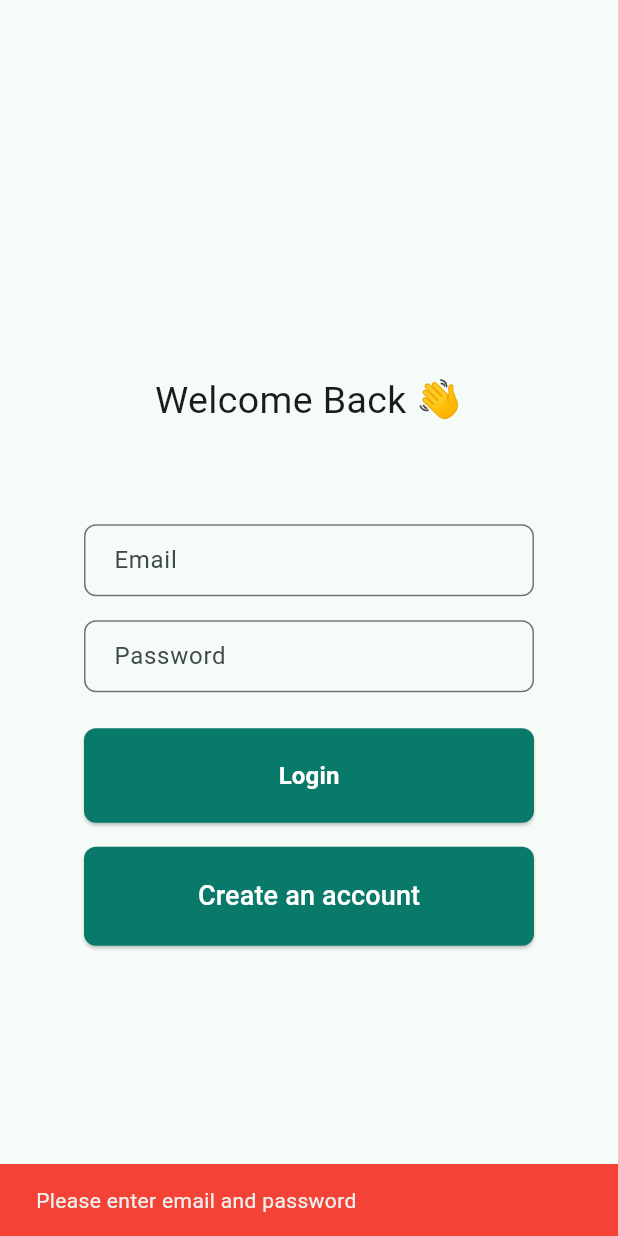
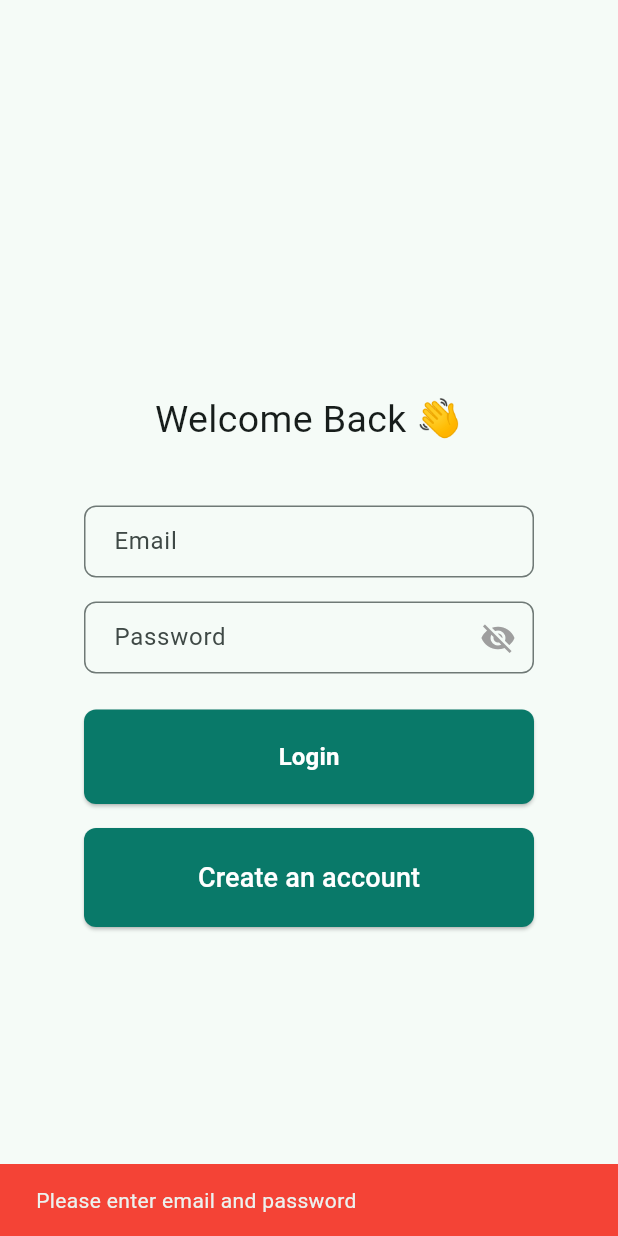
Before and after one commit to MohamedOsmanX/Ecommerce-mobile-App, a Flutter app: the screen it shows after launch, after a tap on "Login", on a phone screen of 412 x 824 dp. Run offline on Flutter 3.47's test engine with Material 3 defaults, Android fonts, the phone set to English and light mode, and no system bars; our stand-ins replace equatable, flutter_bloc, infinite_scroll_pagination, jwt_decoder; network calls fail.

Commit message:
added create product for specific roles and fixed bugs

```diff
--- a/lib/auth/screens/login.dart
+++ b/lib/auth/screens/login.dart
@@ -4,17 +4,24 @@ import '../bloC/auth_bloc.dart';
 import '../bloC/auth_event.dart';
 import '../bloC/auth_state.dart';
 
-class LoginScreen extends StatelessWidget {
+class LoginScreen extends StatefulWidget {
+  LoginScreen({super.key});
+
+  @override
+  State<LoginScreen> createState() => _LoginScreenState();
+}
+
+class _LoginScreenState extends State<LoginScreen> {
   final _emailController = TextEditingController();
   final _passwordController = TextEditingController();
-
-  LoginScreen({super.key});
+  bool _obscurePassword = true;
 
   @override
   Widget build(BuildContext context) {
     return WillPopScope(
       onWillPop: () async => false,
       child: Scaffold(
+        resizeToAvoidBottomInset: true,
         appBar: AppBar(automaticallyImplyLeading: false),
         body: BlocConsumer<AuthBloc, AuthState>(
           listener: (context, state) {
@@ -31,13 +38,19 @@ class LoginScreen extends StatelessWidget {
           },
           builder: (context, state) {
             return Center(
+              child: SingleChildScrollView(
                 child: Padding(
-                padding: const EdgeInsets.all(16.0),
+                  padding: EdgeInsets.fromLTRB(
+                    16.0,
+                    16.0,
+                    16.0,
+                    MediaQuery.of(context).viewInsets.bottom + 16.0,
+                  ),
                   child: Column(
                     mainAxisAlignment: MainAxisAlignment.center,
                     children: [
                       SizedBox(
-                      height: 100,
+                        height: 75,
                         child: Text(
                           'Welcome Back 👋',
                           style: TextStyle(fontSize: 25),
@@ -74,8 +87,22 @@ class LoginScreen extends StatelessWidget {
                               horizontal: 16,
                               vertical: 12,
                             ),
+                            // Add suffix icon for password visibility toggle
+                            suffixIcon: IconButton(
+                              icon: Icon(
+                                _obscurePassword
+                                    ? Icons.visibility_off
+                                    : Icons.visibility,
+                                color: Colors.grey,
                               ),
-                        obscureText: true,
+                              onPressed: () {
+                                setState(() {
+                                  _obscurePassword = !_obscurePassword;
+                                });
+                              },
+                            ),
+                          ),
+                          obscureText: _obscurePassword,
                         ),
                       ),
                       const SizedBox(height: 24),
@@ -83,7 +110,7 @@ class LoginScreen extends StatelessWidget {
                         const CircularProgressIndicator()
                       else
                         SizedBox(
-                        width: 300, // Match text fields width
+                          width: 300,
                           child: ElevatedButton(
                             onPressed: () {
                               final email = _emailController.text.trim();
@@ -145,6 +172,7 @@ class LoginScreen extends StatelessWidget {
                     ],
                   ),
                 ),
+              ),
             );
           },
         ),
--- a/lib/auth/screens/register.dart
+++ b/lib/auth/screens/register.dart
@@ -138,11 +138,11 @@ class RegisterScreen extends StatelessWidget {
                           items: const [
                             DropdownMenuItem(
                               value: UserRole.customer,
-                              child: Text('CUSTOMER'),
+                              child: Text('Customer'),
                             ),
                             DropdownMenuItem(
                               value: UserRole.seller,
-                              child: Text('SELLER'),
+                              child: Text('Seller'),
                             ),
                           ],
                           onChanged: (value) {
--- a/lib/cart/screens/cartScreen.dart
+++ b/lib/cart/screens/cartScreen.dart
@@ -5,8 +5,21 @@ import '../blocs/cart_state.dart';
 import '../blocs/cart_events.dart';
 import '../models/cart_item.dart';
 
-class CartScreen extends StatelessWidget {
+class CartScreen extends StatefulWidget {
   const CartScreen({super.key});
+
+  @override
+  State<CartScreen> createState() => _CartScreenState();
+}
+
+class _CartScreenState extends State<CartScreen> {
+
+  @override
+   void initState() {
+    super.initState();
+    // Fetch cart items when screen initializes
+    context.read<CartBloc>().add(FetchCart());
+  }
 
   @override
   Widget build(BuildContext context) {
@@ -23,10 +36,7 @@ class CartScreen extends StatelessWidget {
           // Show empty cart message if no items
           if (items.isEmpty) {
             return const Center(
-              child: Text(
-                'Your cart is empty',
-                style: TextStyle(fontSize: 18),
-              ),
+              child: Text('Your cart is empty', style: TextStyle(fontSize: 18)),
             );
           }
 
@@ -57,8 +67,8 @@ class CartScreen extends StatelessWidget {
                                 width: 80,
                                 height: 80,
                                 fit: BoxFit.cover,
-                                errorBuilder: (context, error, stackTrace) =>
-                                    Container(
+                                errorBuilder:
+                                    (context, error, stackTrace) => Container(
                                       width: 80,
                                       height: 80,
                                       color: Colors.grey[200],
@@ -92,43 +102,61 @@ class CartScreen extends StatelessWidget {
                                     children: [
                                       Container(
                                         decoration: BoxDecoration(
-                                          border: Border.all(color: Colors.grey),
-                                          borderRadius: BorderRadius.circular(4),
+                                          border: Border.all(
+                                            color: Colors.grey,
+                                          ),
+                                          borderRadius: BorderRadius.circular(
+                                            4,
+                                          ),
                                         ),
                                         child: Row(
                                           children: [
                                             IconButton(
                                               icon: const Icon(Icons.remove),
-                                              onPressed: item.quantity > 1
+                                              onPressed:
+                                                  item.quantity > 1
                                                       ? () {
-                                                      context.read<CartBloc>().add(
+                                                        context
+                                                            .read<CartBloc>()
+                                                            .add(
                                                               DecreaseQuantity(
-                                                              item.product));
+                                                                item.product,
+                                                              ),
+                                                            );
                                                       }
                                                       : null,
-                                              visualDensity: VisualDensity.compact,
+                                              visualDensity:
+                                                  VisualDensity.compact,
                                             ),
                                             Container(
                                               constraints: const BoxConstraints(
-                                                  minWidth: 40),
+                                                minWidth: 40,
+                                              ),
                                               alignment: Alignment.center,
                                               child: Text(
                                                 '${item.quantity}',
-                                                style:
-                                                    const TextStyle(fontSize: 16),
+                                                style: const TextStyle(
+                                                  fontSize: 16,
+                                                ),
                                               ),
                                             ),
                                             IconButton(
                                               icon: const Icon(Icons.add),
-                                              onPressed: item.quantity <
+                                              onPressed:
+                                                  item.quantity <
                                                           item.product.stock
                                                       ? () {
-                                                      context.read<CartBloc>().add(
+                                                        context
+                                                            .read<CartBloc>()
+                                                            .add(
                                                               IncreaseQuantity(
-                                                              item.product));
+                                                                item.product,
+                                                              ),
+                                                            );
                                                       }
                                                       : null,
-                                              visualDensity: VisualDensity.compact,
+                                              visualDensity:
+                                                  VisualDensity.compact,
                                             ),
                                           ],
                                         ),
@@ -138,9 +166,9 @@ class CartScreen extends StatelessWidget {
                                         icon: const Icon(Icons.delete_outline),
                                         color: Colors.red,
                                         onPressed: () {
-                                          context
-                                              .read<CartBloc>()
-                                              .add(RemoveFromCart(item.product));
+                                          context.read<CartBloc>().add(
+                                            RemoveFromCart(item.product),
+                                          );
                                         },
                                       ),
                                     ],
@@ -208,30 +236,39 @@ class CartScreen extends StatelessWidget {
                       Row(
                         children: [
                           Expanded(
-                            child: OutlinedButton(
-                              style: OutlinedButton.styleFrom(
-                                foregroundColor: Colors.red,
-                                side: const BorderSide(color: Colors.red),
-                                padding:
-                                    const EdgeInsets.symmetric(vertical: 12),
-                              ),
+                            child: ElevatedButton(
                               onPressed: () {
                                 context.read<CartBloc>().add(ClearCart());
                               },
-                              child: const Text('Clear Cart'),
+                              style: ElevatedButton.styleFrom(
+                                backgroundColor: const Color.fromARGB(219, 255, 0, 0),
+                                padding: const EdgeInsets.symmetric(
+                                  vertical: 20,
+                                ),
+                                shape: RoundedRectangleBorder(
+                                  borderRadius: BorderRadius.circular(8),
+                                ),
+                              ),
+
+                              child: const Text('Clear Cart', style: TextStyle(color: Colors.white),),
                             ),
                           ),
                           const SizedBox(width: 16),
                           Expanded(
                             child: ElevatedButton(
                               style: ElevatedButton.styleFrom(
-                                padding:
-                                    const EdgeInsets.symmetric(vertical: 12),
+                                backgroundColor: const Color(0xFF097969),
+                                padding: const EdgeInsets.symmetric(
+                                  vertical: 20,
+                                ),
+                                shape: RoundedRectangleBorder(
+                                  borderRadius: BorderRadius.circular(8),
+                                ),
                               ),
                               onPressed: () {
                                 // Checkout functionality will be added later
                               },
-                              child: const Text('Checkout'),
+                              child: const Text('Checkout', style: TextStyle(color: Colors.white),),
                             ),
                           ),
                         ],
--- a/lib/products/blocs/product_event.dart
+++ b/lib/products/blocs/product_event.dart
@@ -1,3 +1,4 @@
+import 'package:ecommerce_app/products/models/product.dart';
 import 'package:equatable/equatable.dart';
 
 abstract class ProductEvent extends Equatable {
@@ -8,3 +9,9 @@ abstract class ProductEvent extends Equatable {
 }
 
 class FetchProducts extends ProductEvent {}
+
+class CreateProduct extends ProductEvent {
+  final Product product;
+
+  const CreateProduct({required this.product});
+}
--- a/lib/products/screens/product_list_screen.dart
+++ b/lib/products/screens/product_list_screen.dart
@@ -1,3 +1,9 @@
+import 'package:ecommerce_app/auth/bloC/auth_bloc.dart';
+import 'package:ecommerce_app/auth/bloC/auth_state.dart';
+import 'package:ecommerce_app/auth/models/User.dart';
+import 'package:ecommerce_app/core/enums/user_roles.dart';
+import 'package:ecommerce_app/products/blocs/product_event.dart';
+import 'package:ecommerce_app/products/services/product_services.dart';
 import 'package:ecommerce_app/products/widgets/search_bar.dart';
 import 'package:flutter/material.dart';
 import 'package:infinite_scroll_pagination/infinite_scroll_pagination.dart';
@@ -6,6 +12,7 @@ import '../widgets/product_card.dart';
 import '../widgets/product_grid.dart';
 import 'package:flutter_bloc/flutter_bloc.dart';
 import '../blocs/product_bloc.dart';
+import '../screens/create_product.dart';
 
 class ProductListScreen extends StatefulWidget {
   const ProductListScreen({super.key});
@@ -30,8 +37,7 @@ class _ProductListScreenState extends State<ProductListScreen> {
     super.initState();
   }
 
-
-Future<void> _fetchPage(int pageKey) async {
+  Future<void> _fetchPage(int pageKey) async {
     try {
       final response = await context.read<ProductBloc>().fetchProductsPage(
         page: pageKey,
@@ -89,7 +95,7 @@ Future<void> _fetchPage(int pageKey) async {
                           gridDelegate:
                               const SliverGridDelegateWithFixedCrossAxisCount(
                                 crossAxisCount: 2,
-                                childAspectRatio: 1,
+                                childAspectRatio: 0.75,
                                 mainAxisSpacing: 8,
                                 crossAxisSpacing: 8,
                               ),
@@ -127,6 +133,33 @@ Future<void> _fetchPage(int pageKey) async {
             ),
           ],
         ),
+        floatingActionButton: BlocBuilder<AuthBloc, AuthState>(
+          builder: (context, state) {
+            if (state is AuthAuthenticated &&
+                (state.user.role == UserRole.admin ||
+                    state.user.role == UserRole.seller)) {
+              return FloatingActionButton(
+                onPressed: () {
+                  Navigator.push(
+                    context,
+                    MaterialPageRoute(
+                      builder:
+                          (context) => BlocProvider(
+                            create: (context) => ProductBloc(ProductServices()),
+                            child: const AddProductScreen(),
+                          ),
+                    ),
+                  ).then((_) {
+                    context.read<ProductBloc>().add(FetchProducts());
+                  });
+                },
+                backgroundColor: Theme.of(context).primaryColor,
+                child: const Icon(Icons.add, color: Colors.white,),
+              );
+            }
+            return const SizedBox.shrink();
+          },
+        ),
       ),
     );
   }
--- a/lib/products/services/product_services.dart
+++ b/lib/products/services/product_services.dart
@@ -47,7 +47,7 @@ class ProductServices {
     }
   }
 
-  Future<Product> addProduct(Product product) async {
+  Future<Product> createProduct(Product product) async {
     try {
       final response = await http.post(
         Uri.parse('$baseUrl/products/create'),
--- a/lib/profile/screens/profile_screen.dart
+++ b/lib/profile/screens/profile_screen.dart
@@ -41,15 +41,16 @@ class ProfileScreen extends StatelessWidget {
                     width: double.infinity,
                     child: ElevatedButton(
                       style: ElevatedButton.styleFrom(
-                        backgroundColor: Colors.red,
-                        foregroundColor: Colors.white,
-                        padding: const EdgeInsets.symmetric(vertical: 16),
-                      ),
+                            backgroundColor: const Color.fromARGB(255, 255, 0, 0),
+                            padding: const EdgeInsets.all(8),
+                            shape: RoundedRectangleBorder(
+                              borderRadius: BorderRadius.circular(8),
+                            ),),
                       onPressed: () {
                         context.read<AuthBloc>().add(LogoutRequested());
                         Navigator.pushReplacementNamed(context, '/login');
                       },
-                      child: const Text('Logout'),
+                      child: const Text('Logout', style: TextStyle(color: Colors.white),),
                     ),
                   ),
                 ],
```
Also changed, not shown: lib/cart/blocs/cart_bloc.dart (+21 -8 lines), lib/products/blocs/product_bloc.dart (+21 -3 lines), lib/products/screens/create_product.dart (added, +238 -0 lines), lib/products/widgets/product_grid.dart (+31 -12 lines). Lines whose indentation alone changed are shown as unchanged.
